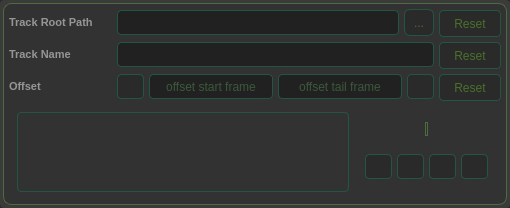
Above: ui/trimaudio.ui from pyvfx-com/ffmpeg-helper before the change. Below: the same form after it.
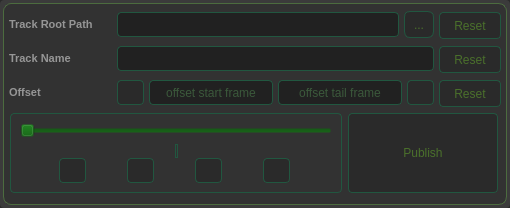
That is the form after the change. Icons and pictures are not drawn.

Commit message: update the playSlider, in ui instead of audio visual.

Diff of the .ui file:
```diff
--- a/ui/trimaudio.ui
+++ b/ui/trimaudio.ui
@@ -650,56 +650,18 @@
              <property name="frameShadow">
               <enum>QFrame::Shadow::Raised</enum>
              </property>
-             <widget class="QLabel" name="overlay">
-              <property name="geometry">
-               <rect>
-                <x>0</x>
-                <y>-1</y>
-                <width>331</width>
-                <height>81</height>
-               </rect>
-              </property>
+             <layout class="QVBoxLayout" name="verticalLayout_4">
+              <item>
+               <widget class="QSlider" name="playSlider">
               <property name="styleSheet">
-               <string notr="true">QLabel {
-    border: none;
-    border-radius: 4px;
-	background-color:none;
-}</string>
-              </property>
-              <property name="text">
-               <string/>
-              </property>
-              <property name="pixmap">
-               <pixmap resource="../icon/resources.qrc">:/icons/top.png</pixmap>
-              </property>
-             </widget>
-             <widget class="QLabel" name="weve">
-              <property name="geometry">
-               <rect>
-                <x>0</x>
-                <y>0</y>
-                <width>331</width>
-                <height>81</height>
-               </rect>
-              </property>
-              <property name="styleSheet">
-               <string notr="true">QLabel {
-	border : none;
-    border-radius: none;
-	background-color:none;
-	width: 140px;
-	height: 90px;
-}</string>
-              </property>
-              <property name="text">
-               <string/>
-              </property>
-              <property name="pixmap">
-               <pixmap resource="../icon/resources.qrc">:/icons/wave.png</pixmap>
-              </property>
-             </widget>
-             <zorder>weve</zorder>
-             <zorder>overlay</zorder>
+                 <string notr="true">QSlider {
+    background-color: rgb(0, 85, 0, 0);
+}
+</string>
+                </property>
+                <property name="orientation">
+                 <enum>Qt::Orientation::Horizontal</enum>
+                </property>
             </widget>
            </item>
            <item>
@@ -1029,6 +991,58 @@
               </spacer>
              </item>
             </layout>
+              </item>
+             </layout>
+            </widget>
+           </item>
+           <item>
+            <widget class="QPushButton" name="pushButton">
+             <property name="minimumSize">
+              <size>
+               <width>120</width>
+               <height>80</height>
+              </size>
+             </property>
+             <property name="maximumSize">
+              <size>
+               <width>150</width>
+               <height>80</height>
+              </size>
+             </property>
+             <property name="styleSheet">
+              <string notr="true">QPushButton {
+	color:#4A702B;
+    border: 1px solid #215740;
+    border-radius: 4px;
+    background-color: qlineargradient(x1: 0, y1: 0, x2: 0, y2: 1,
+                                      stop: 0 #151616, stop: 1 #1C1D1C);
+
+}
+
+QPushButton:hover {
+	color: #151616;
+    background-color: qlineargradient(x1: 0, y1: 0, x2: 0, y2: 1,
+                                      stop: 0 #4A702B, stop: 1 #215740);	
+}
+
+QPushButton:pressed {
+    color: #4A702B;
+    background-color: qlineargradient(x1: 0, y1: 0, x2: 0, y2: 1,
+                                      stop: 0 #1C1D1C, stop: 1 #151616);
+}
+
+QPushButton:flat {
+    border: none; /* no border for a flat push button */
+}
+
+QPushButton:default {
+    border-color: navy; /* make the default button prominent */
+}</string>
+             </property>
+             <property name="text">
+              <string>Publish</string>
+             </property>
+            </widget>
            </item>
           </layout>
          </item>
```
Lines whose indentation alone changed are shown as unchanged. The commit also changes 2 other files.
